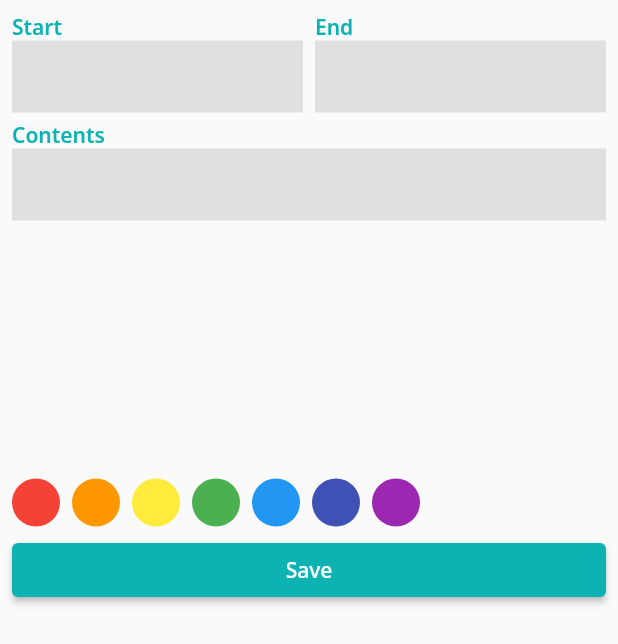
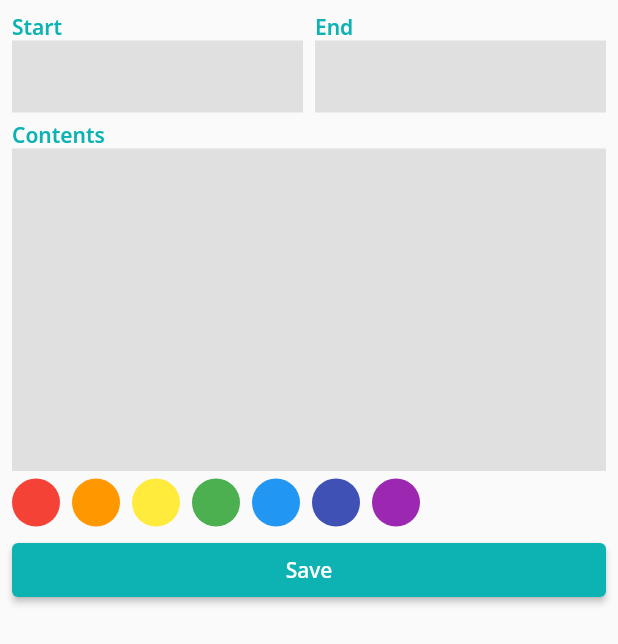
Before and after one commit to nzwgkim/calendar_scheduler, a Flutter app: the ScheduleBottomSheet widget shown alone on an empty page, opened directly, on a phone screen of 412 x 824 dp. Shown: the top 644 px of the screen. Run offline on Flutter 3.47's test engine with Material 2 defaults, Android fonts, the phone set to English and light mode, and no system bars; our stand-ins replace table_calendar.

Commit message:
TextField 세부 사항 완료

```diff
--- a/lib/components/custom_text_field.dart
+++ b/lib/components/custom_text_field.dart
@@ -1,16 +1,18 @@
 import 'package:calenar_scheduler/const/colors.dart';
 import 'package:flutter/material.dart';
+import 'package:flutter/services.dart';
 
 class CustomTextField extends StatelessWidget {
   final String label;
-  final TextInputType textInputType;
+  final bool isNumber;
 
   const CustomTextField(
-      {required this.label, required this.textInputType, super.key});
+      {required this.label, required this.isNumber, super.key});
 
   @override
   Widget build(BuildContext context) {
-    return Column(
+    return Expanded(
+      child: Column(
         crossAxisAlignment: CrossAxisAlignment.start,
         children: [
           Text(
@@ -18,15 +20,23 @@ class CustomTextField extends StatelessWidget {
             style: const TextStyle(
                 color: PRIMARY_COLOR, fontWeight: FontWeight.w600),
           ),
-        TextField(
-          keyboardType: TextInputType.number,
+          Expanded(
+            child: TextField(
+              maxLines: isNumber ? 1 : null,
+              expands: !isNumber,
+              inputFormatters:
+                  isNumber ? [FilteringTextInputFormatter.digitsOnly] : [],
+              keyboardType:
+                  isNumber ? TextInputType.number : TextInputType.multiline,
               cursorColor: Colors.grey,
               decoration: InputDecoration(
                   border: InputBorder.none,
                   filled: true,
                   fillColor: Colors.grey[300]),
             ),
+          ),
         ],
+      ),
     );
   }
 }
--- a/lib/components/schedule_botom_sheet.dart
+++ b/lib/components/schedule_botom_sheet.dart
@@ -31,23 +31,19 @@ class _ScheduleBottomSheetState extends State<ScheduleBottomSheet> {
               Row(
                 children: const [
                   Expanded(
-                      child: CustomTextField(
-                          label: 'Start', textInputType: TextInputType.number)),
+                      child: CustomTextField(label: 'Start', isNumber: true)),
                   SizedBox(
                     width: 8,
                   ),
                   Expanded(
-                      child: CustomTextField(
-                          label: 'End', textInputType: TextInputType.number)),
+                      child: CustomTextField(label: 'End', isNumber: true)),
                 ],
               ),
               const SizedBox(
                 height: 5,
               ),
               const Expanded(
-                  child: CustomTextField(
-                      label: 'Contents',
-                      textInputType: TextInputType.multiline)),
+                  child: CustomTextField(label: 'Contents', isNumber: false)),
               const SizedBox(
                 height: 5,
               ),
```
Lines whose indentation alone changed are shown as unchanged.
